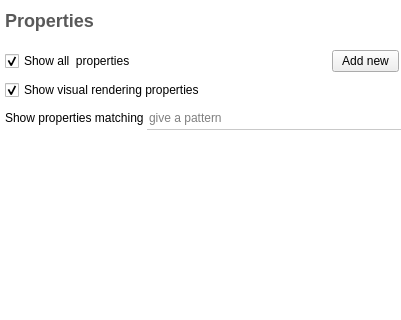
Qt form plugins/view/TableView/PropertiesEditor.ui (Tulip-Dev/tulip) before a commit; both pictures show x 0 to 401 and y 0 to 320 of the 401 by 458 pixel window.
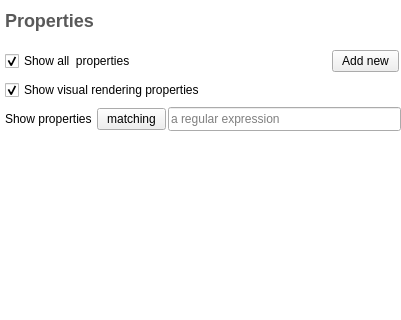
The same form after that commit. Icons and pictures are not drawn. Custom widgets are drawn as their Qt base class.

Commit message: TableView improvement: allow the use of sql LIKE patterns (more familiar than regular expressions for non developer users) when filtering the properties values or names

```diff
--- a/plugins/view/TableView/PropertiesEditor.ui
+++ b/plugins/view/TableView/PropertiesEditor.ui
@@ -236,7 +236,14 @@
 contains the given pattern</string>
           </property>
           <property name="text">
-           <string>Show properties matching </string>
+           <string>Show properties </string>
+          </property>
+         </widget>
+        </item>
+        <item>
+         <widget class="QPushButton" name="propMatchButton">
+          <property name="text">
+           <string>matching</string>
           </property>
          </widget>
         </item>
@@ -256,16 +263,10 @@
           </property>
           <property name="toolTip">
            <string>Only show the properties whose name
-contains the given pattern</string>
-          </property>
-          <property name="styleSheet">
-           <string notr="true">background-color: white;
-border: 0px;
-color: black;
-border-bottom: 1px solid #C9C9C9;</string>
+matches the given regular expression.</string>
           </property>
           <property name="placeholderText">
-           <string>give a pattern</string>
+           <string>a regular expression</string>
           </property>
          </widget>
         </item>
```
Left out of the diff: 4 changed lines with no effect on the pictures. The commit also changes 5 other files.
